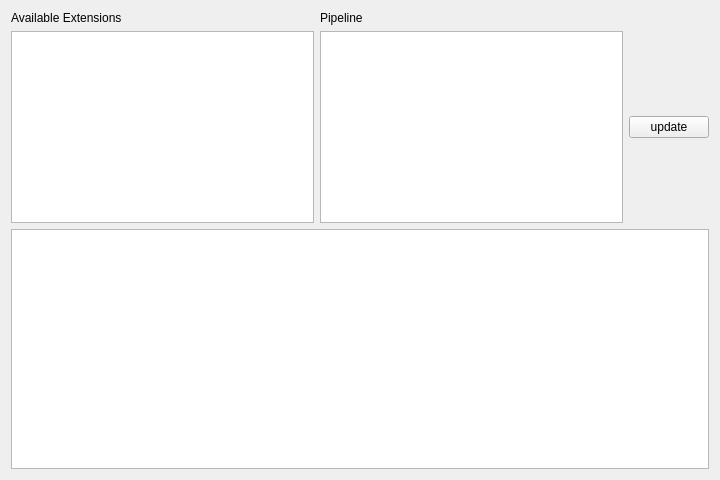
Before: the Qt Designer form modules/src/gui/widgets/projectorassemblywidget.ui in phernst/ctl, drawn with Qt 5.
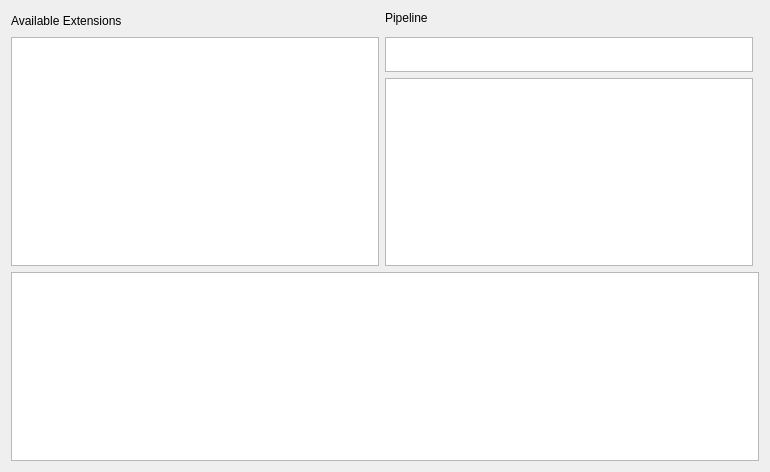
After: the same form once the commit is applied. Custom widgets are drawn as their Qt base class.

Commit message: refactored and extended ProjectorAssemblyWidget

Diff of the .ui file:
```diff
--- a/modules/src/gui/widgets/projectorassemblywidget.ui
+++ b/modules/src/gui/widgets/projectorassemblywidget.ui
@@ -6,15 +6,15 @@
    <rect>
     <x>0</x>
     <y>0</y>
-    <width>720</width>
-    <height>480</height>
+    <width>770</width>
+    <height>472</height>
    </rect>
   </property>
   <property name="windowTitle">
    <string>ProjectorAssemblyWidget</string>
   </property>
   <layout class="QGridLayout" name="gridLayout">
-   <item row="0" column="0">
+   <item row="0" column="0" rowspan="2">
     <widget class="QLabel" name="label">
      <property name="text">
       <string>Available Extensions</string>
@@ -28,26 +28,38 @@
      </property>
     </widget>
    </item>
-   <item row="1" column="2">
-    <widget class="QPushButton" name="pushButton">
-     <property name="text">
-      <string>update</string>
-     </property>
-    </widget>
+   <item row="1" column="2" rowspan="3">
+    <widget class="ExtensionConfigWidget" name="widget" native="true"/>
    </item>
-   <item row="1" column="1">
-    <widget class="QListWidget" name="pipelineList">
-     <property name="sizePolicy">
-      <sizepolicy hsizetype="Expanding" vsizetype="Maximum">
-       <horstretch>0</horstretch>
-       <verstretch>0</verstretch>
-      </sizepolicy>
-     </property>
-    </widget>
-   </item>
-   <item row="1" column="0">
+   <item row="2" column="0" rowspan="2">
     <widget class="QListWidget" name="extensionList">
      <property name="sizePolicy">
+      <sizepolicy hsizetype="Expanding" vsizetype="Expanding">
+       <horstretch>0</horstretch>
+       <verstretch>0</verstretch>
+      </sizepolicy>
+     </property>
+    </widget>
+   </item>
+   <item row="2" column="1">
+    <widget class="QListWidget" name="pipelineList_2">
+     <property name="sizePolicy">
+      <sizepolicy hsizetype="Expanding" vsizetype="Fixed">
+       <horstretch>0</horstretch>
+       <verstretch>0</verstretch>
+      </sizepolicy>
+     </property>
+     <property name="maximumSize">
+      <size>
+       <width>16777215</width>
+       <height>35</height>
+      </size>
+     </property>
+    </widget>
+   </item>
+   <item row="3" column="1">
+    <widget class="QListWidget" name="pipelineList">
+     <property name="sizePolicy">
       <sizepolicy hsizetype="Expanding" vsizetype="Maximum">
        <horstretch>0</horstretch>
        <verstretch>0</verstretch>
@@ -55,7 +67,7 @@
      </property>
     </widget>
    </item>
-   <item row="2" column="0" colspan="3">
+   <item row="4" column="0" colspan="3">
     <widget class="QTextBrowser" name="codeViewer">
      <property name="font">
       <font>
@@ -66,6 +78,14 @@
    </item>
   </layout>
  </widget>
+ <customwidgets>
+  <customwidget>
+   <class>ExtensionConfigWidget</class>
+   <extends>QWidget</extends>
+   <header>gui/widgets/projectorassemblywidget.h</header>
+   <container>1</container>
+  </customwidget>
+ </customwidgets>
  <resources/>
  <connections/>
 </ui>
```
Left out of the diff: 3 changed lines with no effect on the pictures. The commit also changes 2 other files.
